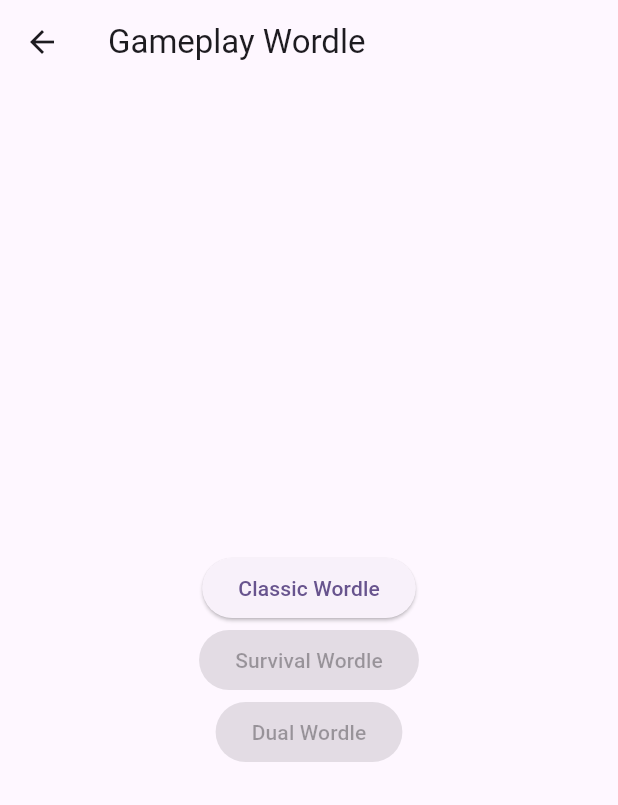
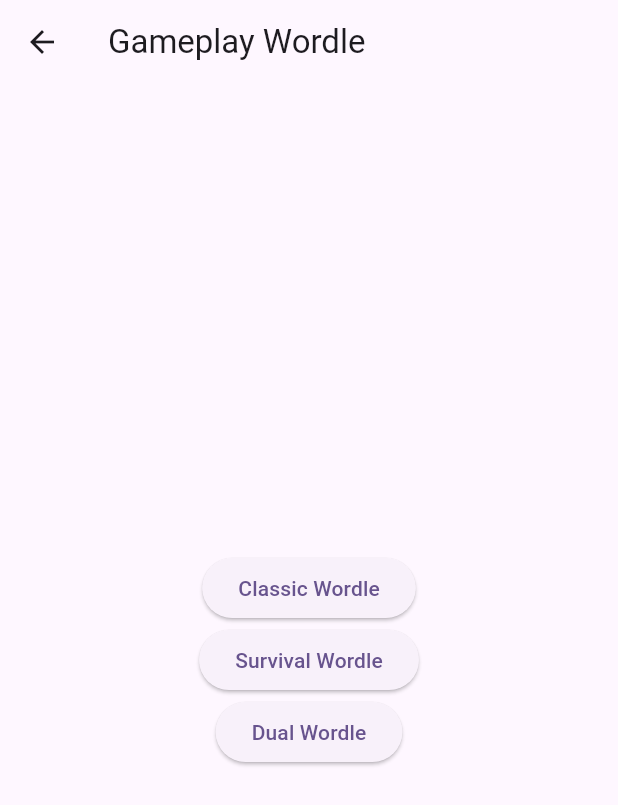
Before and after one commit to vitalfocheux/Eldrow, a Flutter app: the WordleChoose screen opened directly, on a phone screen of 412 x 824 dp. Shown: the top 805 px of the screen. Run offline on Flutter 3.47's test engine with Material 3 defaults, Android fonts, the light colour scheme and no system bars; our stand-ins replace fl_chart, sqflite, sqflite_common_ffi; accounts and stored records are empty.

Commit message:
Ajout des boutons en directions des modes de jeux survie & duel

```diff
--- a/lib/wordle/wordle_choose.dart
+++ b/lib/wordle/wordle_choose.dart
@@ -1,5 +1,11 @@
+import 'dart:math';
+
 import 'package:Wordle/wordle/start_classic.dart';
+import 'package:Wordle/wordle/start_dual.dart';
+import 'package:Wordle/wordle/wordle_survival.dart';
 import 'package:flutter/material.dart';
+
+import '../word_list/word_lists.dart';
 
 class WordleChoose extends StatefulWidget {
 
@@ -34,13 +40,23 @@ class _WordleChooseState extends State<WordleChoose> {
                   },
                   child: const Text('Classic Wordle'),
               ),
-              const ElevatedButton(
-                  onPressed: null,
-                  child: Text('Survival Wordle'),
+              ElevatedButton(
+                  onPressed: () {
+                    Navigator.push(
+                      context,
+                      MaterialPageRoute(builder: (context) => SurvivalWordle(title: 'Survival Wordle', maxAttemps: 9, dictionary: WordLists().frenchWords, language: 'fr')),
+                    );
+                  },
+                  child: const Text('Survival Wordle'),
               ),
-              const ElevatedButton(
-                onPressed: null,
-                child: Text("Dual Wordle"),
+              ElevatedButton(
+                onPressed: () {
+                  Navigator.push(
+                    context,
+                    MaterialPageRoute(builder: (context) => const StartDual()),
+                  );
+                },
+                child: const Text("Dual Wordle"),
               ),
             ],
           ),
```
